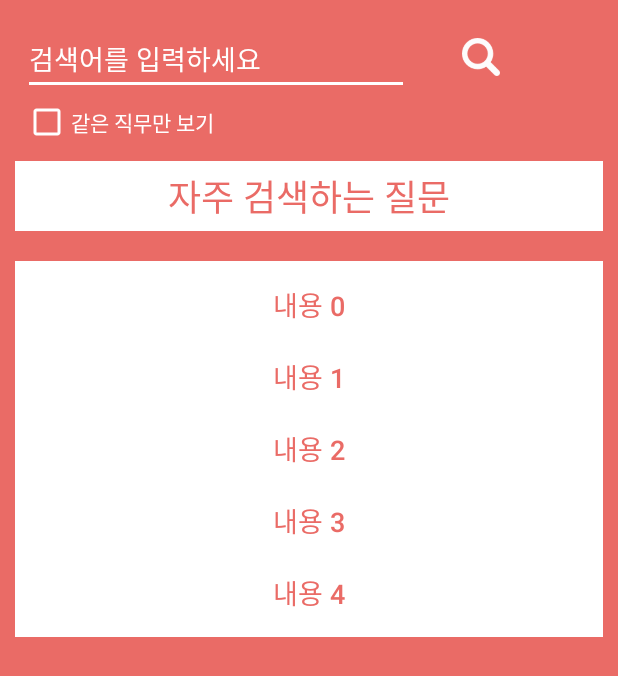
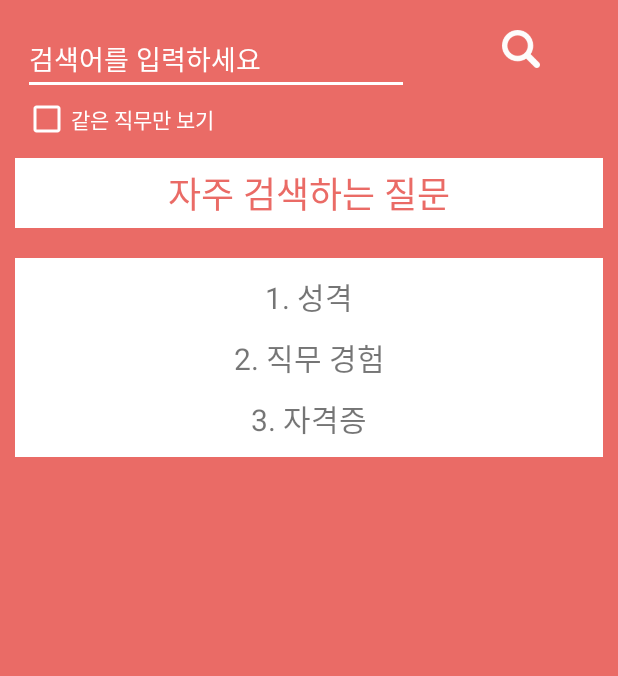
Before and after one commit to AjouUniv-SocialAppProject-2017/enterview, an Android app: the BoardSearchActivity screen opened directly, with no data from a screen before it, on a phone screen of 412 x 824 dp. Shown: the top 676 px of the screen. Run offline under Robolectric (Android 15) with nearby library versions, the phone set to English and light mode, and no system bars; 2 statements that could not run were skipped.

Commit message:
별점 평가 완성
내 게시글과 다른 사람 게시글 구분

```diff
--- a/MyApplication/app/src/main/java/com/example/ajou/myapplication/Adapter_frqList.java
+++ /dev/null
@@ -1,85 +0,0 @@
-package com.example.ajou.myapplication;
-
-import android.content.Context;
-import android.content.Intent;
-import android.os.AsyncTask;
-import android.support.v7.widget.RecyclerView;
-import android.support.v7.widget.StaggeredGridLayoutManager;
-import android.util.DisplayMetrics;
-import android.util.Log;
-import android.view.Gravity;
-import android.view.LayoutInflater;
-import android.view.View;
-import android.view.ViewGroup;
-import android.widget.Button;
-import android.widget.EditText;
-import android.widget.ImageButton;
-import android.widget.PopupWindow;
-import android.widget.RatingBar;
-import android.widget.TextView;
-import android.widget.Toast;
-
-import org.json.JSONArray;
-import org.json.JSONException;
-import org.json.JSONObject;
-
-import java.io.BufferedReader;
-import java.io.InputStream;
-import java.io.InputStreamReader;
-import java.io.OutputStream;
-import java.net.HttpURLConnection;
-import java.net.URL;
-import java.util.ArrayList;
-import java.util.List;
-
-/**
- * Created by thfad_000 on 2017-05-05.
- */
-public class Adapter_frqList extends RecyclerView.Adapter<Adapter_frqList.ViewHolder> {
-
-    Context context;
-    List<BoardSearch_frequestion_item> items;
-    int item_layout;
-
-    public Adapter_frqList (Context context, List<BoardSearch_frequestion_item> items, int item_layout) {
-        this.context=context;
-        this.items=items;
-        this.item_layout=item_layout;
-    }
-
-    @Override
-    public Adapter_frqList.ViewHolder onCreateViewHolder(ViewGroup parent, int viewType) {
-        View v= LayoutInflater.from(parent.getContext()).inflate(R.layout.item_search_frequestion,parent,false);
-        Adapter_frqList.ViewHolder holder = new Adapter_frqList.ViewHolder(v);
-        return holder;
-    }
-
-    @Override
-    public void onBindViewHolder(Adapter_frqList.ViewHolder holder, int position) {
-
-        final BoardSearch_frequestion_item item=items.get(position);
-        holder.desc.setText(item.getDesc());
-    }
-
-    @Override
-    public int getItemCount() {
-        return this.items.size();
-    }
-
-    public class ViewHolder extends RecyclerView.ViewHolder {
-
-        TextView desc;
-
-        public ViewHolder(View itemView) {
-
-            super(itemView);
-            desc = (TextView)itemView.findViewById(R.id.fsq_list);
-        }
-    }
-
-    public void clear() {
-        items.clear();
-        notifyDataSetChanged();
-    }
-
-}
--- a/MyApplication/app/src/main/java/com/example/ajou/myapplication/BoardSearchActivity.java
+++ b/MyApplication/app/src/main/java/com/example/ajou/myapplication/BoardSearchActivity.java
@@ -31,10 +31,9 @@ public class BoardSearchActivity extends AppCompatActivity {
 
     private RecyclerView frqView;
     private RecyclerView.Adapter Adapter_board;
-    BoardSearch_frequestion_item frq_item;
     private RecyclerView.LayoutManager layoutManager_board;
 
-    String param_usrIdx;
+    String param_usrIdx, param_major;
 
     String mJsonString;
 
@@ -46,141 +45,11 @@ public class BoardSearchActivity extends AppCompatActivity {
         super.onCreate(savedInstanceState);
         setContentView(R.layout.activity_board_search);
 
-        frq_item = new BoardSearch_frequestion_item();
-
-        frqView = (RecyclerView)findViewById(R.id.fsq);
-        frqView.setHasFixedSize(true);
-
-        layoutManager_board = new StaggeredGridLayoutManager(1, StaggeredGridLayoutManager.VERTICAL);
-
         Intent intent = getIntent();
         param_usrIdx = intent.getExtras().getString("param_usrIdx");
-
-        //데이터 받아오기
-        GetData task = new GetData();
-        task.execute("http://52.41.114.24/enterview/boardList.php");
+        param_major = intent.getExtras().getString("param_major");
     }
 
-    public class GetData extends AsyncTask<String, Void, String> {
-
-        String errorString = null;
-
-        @Override
-        protected void onPreExecute() {
-            super.onPreExecute();
-        }
-
-        @Override
-        protected void onPostExecute(String result) {
-            super.onPostExecute(result);
-
-            mJsonString = result;
-            showResult();
-        }
-
-        @Override
-        protected String doInBackground(String... params) {
-
-            String serverURL = params[0];
-
-            try {
-
-                URL url = new URL(serverURL);
-                HttpURLConnection httpURLConnection = (HttpURLConnection) url.openConnection();
-
-                httpURLConnection.setReadTimeout(5000);
-                httpURLConnection.setConnectTimeout(5000);
-                httpURLConnection.connect();
-
-                int responseStatusCode = httpURLConnection.getResponseCode();
-
-                InputStream inputStream;
-                if (responseStatusCode == HttpURLConnection.HTTP_OK) {
-                    inputStream = httpURLConnection.getInputStream();
-                } else {
-                    inputStream = httpURLConnection.getErrorStream();
-                }
-
-                InputStreamReader inputStreamReader = new InputStreamReader(inputStream, "UTF-8");
-                BufferedReader bufferedReader = new BufferedReader(inputStreamReader);
-
-                StringBuilder sb = new StringBuilder();
-                String line;
-
-                while ((line = bufferedReader.readLine()) != null) {
-                    sb.append(line);
-                }
-
-                bufferedReader.close();
-                return sb.toString().trim();
-
-
-            } catch (Exception e) {
-                errorString = e.toString();
-                return null;
-            }
-
-        }
-    }
-
-    private void showResult() {
-        try {
-
-            JSONObject jsonObject = new JSONObject(mJsonString);
-            JSONArray jsonArray = jsonObject.getJSONArray("webnautes");
-
-            ArrayList<BoardSearch_frequestion_item> frq_items = new ArrayList<>();
-
-            /*for (int i = 0; i < jsonArray.length(); i++) {
-
-                JSONObject item = jsonArray.getJSONObject(i);
-
-                String frqContents = item.getString("frqContents");
-                frq_items.add(new BoardSearch_frequestion_item("내용"));
-            }*/
-
-            //임시로 질문 내용0,내용1,내용2...
-            for (int i = 0; i <5; i++) {
-                frq_items.add(new BoardSearch_frequestion_item("내용 "+i));
-            }
-
-            frqView.setLayoutManager(layoutManager_board);
-            Adapter_board = new Adapter_frqList(this, frq_items, 1);
-            // Adapter_proud.notifyDataSetChanged();
-            frqView.setAdapter(Adapter_board);
-            final GestureDetector gestureDetector = new GestureDetector(BoardSearchActivity.this, new GestureDetector.SimpleOnGestureListener() {
-                @Override
-                public boolean onSingleTapUp(MotionEvent e) {
-                    return true;
-                }
-            });
-
-            //자주 검색하는 질문 항목 클릭시에
-            frqView.addOnItemTouchListener(new RecyclerView.OnItemTouchListener() {
-                @Override
-                public boolean onInterceptTouchEvent(RecyclerView rv, MotionEvent e) {
-                    View child = rv.findChildViewUnder(e.getX(), e.getY());
-                    if (child != null && gestureDetector.onTouchEvent(e)) {
-                        Intent intent = new Intent(frqView.getContext(), BoardDetailActivity.class);
-                        frqView.getContext().startActivity(intent);
-                    }
-                    return false;
-                }
-
-                @Override
-                public void onTouchEvent(RecyclerView rv, MotionEvent e) {
-
-                }
-
-                @Override
-                public void onRequestDisallowInterceptTouchEvent(boolean disallowIntercept) {
-
-                }
-            });
-        } catch (JSONException e) {
-        }
-
-    }
 
     public void srchBtnClick(View v){
         LinearLayout frqLayout = (LinearLayout)findViewById(R.id.frqLayout);
@@ -197,13 +66,15 @@ public class BoardSearchActivity extends AppCompatActivity {
 
         //같은직무 체크박스
         CheckBox checkBox = (CheckBox)findViewById(R.id.checkBox);
-        int sameJobIsChecked = (checkBox.isChecked()) ? 1 : 0;
+        String sameJobIsChecked = (checkBox.isChecked()) ? param_major : "";
+        sameJobIsChecked = URLEncoder.encode(sameJobIsChecked);
 
+        //검색 결과 받아오기
         GetSearchData task = new GetSearchData();
-        task.execute("http://52.41.114.24/enterview/boardList.php?searchKey="+searchKey_txt+"&sameJob="+sameJobIsChecked+"&usrIdx"+param_usrIdx);
-        Log.d("과연",param_usrIdx);
+        task.execute("http://52.41.114.24/enterview/boardList.php?searchKey="+searchKey_txt+"&sameJob="+sameJobIsChecked+"&usrIdx="+param_usrIdx);
+
         layoutManager_board = new StaggeredGridLayoutManager(1, StaggeredGridLayoutManager.VERTICAL);
-        Log.d("srchBtnClick","srchBtnClick");
+
     }
 
     public class GetSearchData extends AsyncTask<String, Void, String> {
@@ -295,11 +166,11 @@ public class BoardSearchActivity extends AppCompatActivity {
                 if(brdRating.equals("")||brdRating.equals("null")){
                     brdRating="별점주기";
                 }
+                String brdUserId = item.getString("brdUserId");
 
-                Log.d("유저아이디",item.getString("usrIdx"));
 
                 board_items.add(new Board_item(brdRating, brdNickname, brdSubject, brdDate, brdContents,
-                        "댓글",brdUrl));
+                        "댓글",brdUrl,brdUserId));
             }
 
 
@@ -307,11 +178,13 @@ public class BoardSearchActivity extends AppCompatActivity {
             if(jsonArray.length()<=0){
                 Log.d("검색결과없을때","여기로");
                 LinearLayout searchBoard = (LinearLayout)findViewById(R.id.searchBoard);
+                searchBoard.removeAllViews();
                 TextView noSearchResult = new TextView(BoardSearchActivity.this);
-                noSearchResult.setLayoutParams(new LinearLayout.LayoutParams(LinearLayout.LayoutParams.WRAP_CONTENT, LinearLayout.LayoutParams.WRAP_CONTENT));
-                noSearchResult.setPadding(10, 10, 10, 10);
+                noSearchResult.setLayoutParams(new LinearLayout.LayoutParams(LinearLayout.LayoutParams.MATCH_PARENT, LinearLayout.LayoutParams.WRAP_CONTENT));
+                noSearchResult.setPadding(50, 100, 10, 10);
                 noSearchResult.setTextColor(getResources().getColor(R.color.colorAccent));
                 noSearchResult.setTextSize(13);
+                //noSearchResult.setTextAlignment();
                 noSearchResult.setText("검색결과가 없습니다.");
                 searchBoard.addView(noSearchResult);
             }
--- a/MyApplication/app/src/main/java/com/example/ajou/myapplication/BoardSearch_frequestion_item.java
+++ /dev/null
@@ -1,18 +0,0 @@
-package com.example.ajou.myapplication;
-
-/**
- */
-public class BoardSearch_frequestion_item {
-
-    String desc;
-
-    public String getDesc(){
-        return this.desc;
-    }
-
-    public BoardSearch_frequestion_item(){}
-    public BoardSearch_frequestion_item(String desc){
-        this.desc = desc;
-    }
-
-}
--- a/MyApplication/app/src/main/java/com/example/ajou/myapplication/Board_item.java
+++ b/MyApplication/app/src/main/java/com/example/ajou/myapplication/Board_item.java
@@ -13,6 +13,7 @@ public class Board_item {
     String desc;
     String comment;
     String url;
+    String brdusrIdx;
 
 
     public String getRating(){ return this.rating; }
@@ -26,10 +27,11 @@ public class Board_item {
     }
     public String getComment(){ return this.comment; }
     public String getUrl(){ return this.url; }
+    public String getBrdusrIdx(){ return this.brdusrIdx; }
 
     public Board_item(){}
 
-    public Board_item(String rating, String name, String title, String date, String desc, String comment,String url){
+    public Board_item(String rating, String name, String title, String date, String desc, String comment,String url, String brdusrIdx){
 
         this.rating=rating;
         this.name=name;
@@ -38,6 +40,7 @@ public class Board_item {
         this.desc = desc;
         this.comment = comment;
         this.url = url;
+        this.brdusrIdx = brdusrIdx;
 
     }
 
--- a/MyApplication/app/src/main/java/com/example/ajou/myapplication/MainActivity.java
+++ b/MyApplication/app/src/main/java/com/example/ajou/myapplication/MainActivity.java
@@ -86,6 +86,7 @@ public class MainActivity extends AppCompatActivity {
                     Fragment boardFragment = new BulletinBoardFragment();
                     Bundle bundle1 = new Bundle(1); // 파라미터는 전달할 데이터 개수
                     bundle1.putString("param_usrIdx", param_usrIdx); // key , value
+                    bundle1.putString("param_major",param_major);
                     boardFragment.setArguments(bundle1);
                     return boardFragment;
                 case 2:
--- a/MyApplication/app/src/main/res/layout/activity_board_search.xml
+++ b/MyApplication/app/src/main/res/layout/activity_board_search.xml
@@ -24,18 +24,6 @@
             android:textColorHint="@color/colorAccent"
             android:hint="검색어를 입력하세요" />
 
-    <ImageButton
-        android:id="@+id/searchBtn"
-        android:layout_width="25dip"
-        android:layout_height="25dip"
-        android:layout_margin="20dip"
-        android:layout_alignParentEnd="true"
-        android:layout_alignParentRight="true"
-        android:baselineAlignBottom="true"
-        android:background="@android:color/transparent"
-        android:scaleType="fitXY"
-        android:onClick="srchBtnClick"
-        app:srcCompat="@drawable/musica_searcher" />
     </LinearLayout>
 
     <CheckBox
@@ -75,16 +63,40 @@
             android:textAlignment="center"
             android:textSize="24sp" />
 
-        <android.support.v7.widget.RecyclerView
+        <LinearLayout
             android:id="@+id/fsq"
             android:layout_below="@+id/freSearchQuest"
             android:background="@color/colorAccent"
             android:layout_margin="10dip"
             android:padding="5dip"
+            android:orientation="vertical"
             android:layout_width="match_parent"
-            android:layout_height="wrap_content" />
+            android:layout_height="wrap_content" >
+
+            <TextView
+                android:layout_width="match_parent"
+                android:layout_height="wrap_content"
+                android:text="1. 성격"
+                android:textSize="20dp"
+                android:layout_margin="5dip"
+                android:textAlignment="center"/>
+            <TextView
+                android:layout_width="match_parent"
+                android:layout_height="wrap_content"
+                android:text="2. 직무 경험"
+                android:textSize="20dp"
+                android:layout_margin="5dip"
+                android:textAlignment="center"/>
+            <TextView
+                android:layout_width="match_parent"
+                android:layout_height="wrap_content"
+                android:text="3. 자격증"
+                android:textSize="20dp"
+                android:layout_margin="5dip"
+                android:textAlignment="center"/>
+
+        </LinearLayout>
     </LinearLayout>
-
     <LinearLayout
         android:id="@+id/searchBoard"
         android:layout_width="match_parent"
@@ -100,5 +112,21 @@
 
     </LinearLayout>
 
+    <ImageButton
+        android:id="@+id/searchBtn"
+        android:layout_width="25dip"
+        android:layout_height="25dip"
+        android:layout_alignBottom="@+id/linearLayout"
+        android:layout_alignParentEnd="true"
+        android:layout_alignParentRight="true"
+        android:layout_marginBottom="18dp"
+        android:layout_marginEnd="52dp"
+        android:layout_marginRight="52dp"
+        android:background="@android:color/transparent"
+        android:baselineAlignBottom="true"
+        android:onClick="srchBtnClick"
+        android:scaleType="fitXY"
+        app:srcCompat="@drawable/musica_searcher" />
+
 
 </RelativeLayout>
```
Also changed, not shown: MyApplication/app/src/main/java/com/example/ajou/myapplication/Adapter_boardList.java (+32 -4 lines), MyApplication/app/src/main/java/com/example/ajou/myapplication/BulletinBoardFragment.java (+5 -7 lines).
